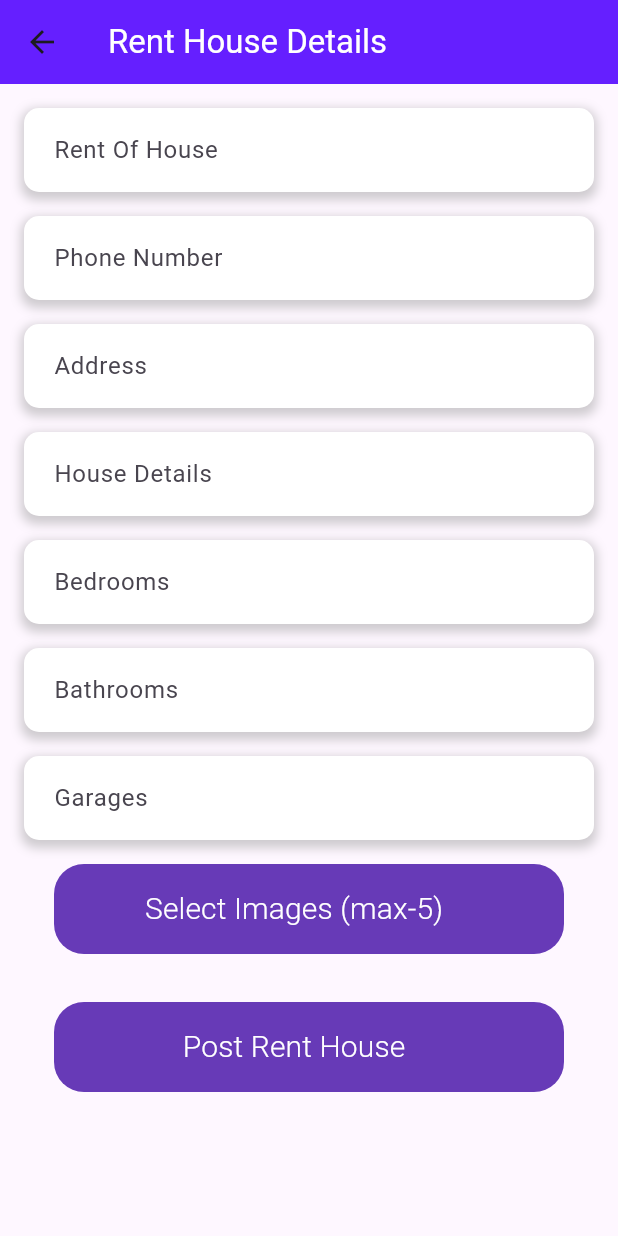
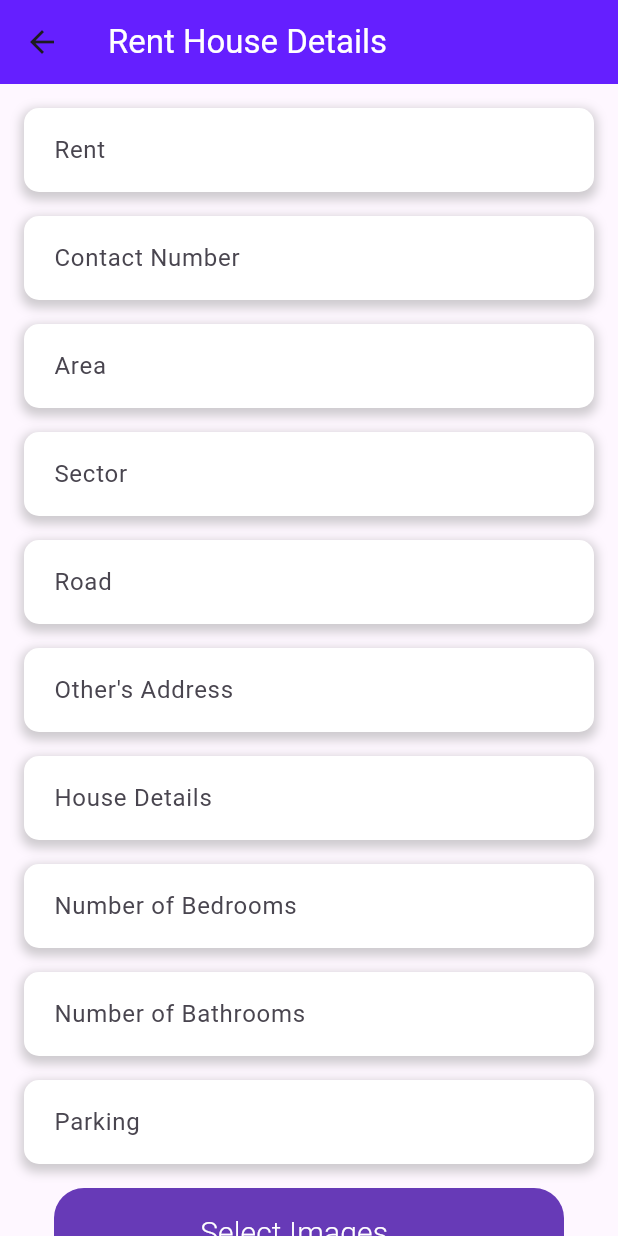
Before and after one commit to sumaiyaonni/Bari_Bodol_flutter_Application, a Flutter app: the PostHouseRent screen opened by its route, on a phone screen of 412 x 824 dp. Run offline on Flutter 3.47's test engine with Material 3 defaults, Android fonts, the light colour scheme and no system bars; our stand-ins replace animated_splash_screen, cached_network_image, cloud_firestore, firebase_auth, firebase_core, firebase_storage and 3 more; accounts and stored records are empty; network calls fail.

Commit message:
Date: 25.03.24

```diff
--- a/lib/custom/custom_buttons.dart
+++ b/lib/custom/custom_buttons.dart
@@ -1,5 +1,5 @@
 import 'package:flutter/material.dart';
-import '../constants.dart';
+import '../constants/constants.dart';
 
 class DefaultButton extends StatelessWidget {
   final VoidCallback onPress;
--- a/lib/routes.dart
+++ b/lib/routes.dart
@@ -1,4 +1,5 @@
 import 'package:bari_bodol/screens/House_post/house_post.dart';
+import 'package:bari_bodol/screens/Reset_Screen/reset_password.dart';
 import 'package:bari_bodol/screens/welcome.dart';
 import 'package:flutter/cupertino.dart';
 import 'screens/home/home_screen.dart';
@@ -13,5 +14,6 @@ Map<String, WidgetBuilder> routes = {
   HomeScreen.routeName : (context) =>  const HomeScreen(),
   WelcomeScreen.routeName : (context) =>  const WelcomeScreen(),
   PostHouseRent.routeName : (context) =>  const PostHouseRent(),
+  PasswordResetPage.routeName : (context) =>  const PasswordResetPage(),
 
 };
--- a/lib/screens/House_post/house_post.dart
+++ b/lib/screens/House_post/house_post.dart
@@ -4,7 +4,8 @@ import 'package:image_picker/image_picker.dart';
 import 'package:firebase_storage/firebase_storage.dart';
 import 'package:cloud_firestore/cloud_firestore.dart';
 import 'package:firebase_auth/firebase_auth.dart';
-import '../../constants.dart';
+import 'package:percent_indicator/circular_percent_indicator.dart';
+import '../../constants/constants.dart';
 import '../../custom/custom_buttons.dart';
 
 class PostHouseRent extends StatefulWidget {
@@ -19,16 +20,21 @@ class _PostHouseRentState extends State<PostHouseRent> {
   final GlobalKey<FormState> _formKey = GlobalKey<FormState>();
   TextEditingController _priceOfHouse = TextEditingController();
   TextEditingController _phoneNumberController = TextEditingController();
-  TextEditingController _address = TextEditingController();
   TextEditingController _houseDetails = TextEditingController();
   TextEditingController _bedRoomsController = TextEditingController();
   TextEditingController _bathRoomsController = TextEditingController();
   TextEditingController _garagesController = TextEditingController();
+  TextEditingController _areaController = TextEditingController();
+  TextEditingController _sectorController = TextEditingController();
+  TextEditingController _roadController = TextEditingController();
+  TextEditingController _othersController = TextEditingController();
 
   List<File> _images = [];
   final picker = ImagePicker();
 
   bool _isUploading = false;
+  double _uploadProgress = 0.0;
+
 
   Future<void> _getImage() async {
     final pickedFiles = await picker.pickMultiImage(
@@ -36,14 +42,9 @@ class _PostHouseRentState extends State<PostHouseRent> {
       maxHeight: 600,
       imageQuality: 85,
     );
-
-    if (_images.length + pickedFiles.length <= 6) {
       setState(() {
         _images.addAll(pickedFiles.map((file) => File(file.path)));
       });
-    } else {
-      print("You can't select more than 6 images.");
-    }
     }
 
   Future<void> _uploadAllData() async {
@@ -58,13 +59,18 @@ class _PostHouseRentState extends State<PostHouseRent> {
         if (firebaseUser != null) {
           String price = _priceOfHouse.text;
           String number = _phoneNumberController.text;
-          String address = _address.text;
+          String area = _areaController.text;
+          String sector = _sectorController.text;
+          String road = _roadController.text;
+          String others = _othersController.text;
+          String address = '$area, Sector: $sector, Road: $road, Others: $others';
           String description = _houseDetails.text;
           String bedRooms = _bedRoomsController.text;
           String bathRooms = _bathRoomsController.text;
           String garages = _garagesController.text;
 
           List<String> imageUrl = [];
+          double totalProgress = 0.0;
 
           for (var imageFile in _images) {
             Reference ref = FirebaseStorage.instance.ref().child(
@@ -74,6 +80,11 @@ class _PostHouseRentState extends State<PostHouseRent> {
             TaskSnapshot snapshot = await uploadTask;
             String imageURL = await snapshot.ref.getDownloadURL();
             imageUrl.add(imageURL);
+
+            totalProgress += 1 / _images.length;
+            setState(() {
+              _uploadProgress = totalProgress;
+            });
           }
 
           await FirebaseFirestore.instance.collection("RentPost").add({
@@ -161,9 +172,12 @@ class _PostHouseRentState extends State<PostHouseRent> {
     } finally {
       setState(() {
         _isUploading = false;
+        _uploadProgress = 0.0;
       });
     }
   }
+
+
 
   @override
   Widget build(BuildContext context) {
@@ -174,7 +188,13 @@ class _PostHouseRentState extends State<PostHouseRent> {
       ),
       body: _isUploading
           ? Center(
-        child: CircularProgressIndicator(),
+        child: CircularPercentIndicator(
+          radius: 80.0,
+          lineWidth: 16.0,
+          percent: _uploadProgress,
+          center: Text('${(_uploadProgress * 100).toStringAsFixed(0)}%'),
+          progressColor: Colors.blue,
+        ),
       )
           : SingleChildScrollView(
         padding: EdgeInsets.all(16.0),
@@ -183,24 +203,30 @@ class _PostHouseRentState extends State<PostHouseRent> {
           child: Column(
             crossAxisAlignment: CrossAxisAlignment.stretch,
             children: [
-              _buildInputField(_priceOfHouse, 'Rent Of House'),
+              _buildInputField(_priceOfHouse, 'Rent'),
               SizedBox(height: 16.0),
-              _buildInputField(_phoneNumberController, 'Phone Number'),
+              _buildInputField(_phoneNumberController, 'Contact Number'),
               SizedBox(height: 16.0),
-              _buildInputField(_address, 'Address'),
+              _buildInputField(_areaController, 'Area'),
+              SizedBox(height: 16.0),
+              _buildInputField(_sectorController, 'Sector'),
+              SizedBox(height: 16.0),
+              _buildInputField(_roadController, 'Road'),
+              SizedBox(height: 16.0),
+              _buildInputField(_othersController, "Other's Address"),
               SizedBox(height: 16.0),
               _buildInputField(_houseDetails, 'House Details'),
               SizedBox(height: 16.0),
-              _buildInputField(_bedRoomsController, 'Bedrooms',
+              _buildInputField(_bedRoomsController, 'Number of Bedrooms',
                   keyboardType: TextInputType.number),
               SizedBox(height: 16.0),
-              _buildInputField(_bathRoomsController, 'Bathrooms',
+              _buildInputField(_bathRoomsController, 'Number of Bathrooms',
                   keyboardType: TextInputType.number),
               SizedBox(height: 16.0),
-              _buildInputField(_garagesController, 'Garages',
+              _buildInputField(_garagesController, 'Parking',
                   keyboardType: TextInputType.number),
               SizedBox(height: 16.0),
-              DefaultButton(onPress: _getImage, title: 'Select Images (max-5)'),
+              DefaultButton(onPress: _getImage, title: 'Select Images'),
               SizedBox(height: 16.0),
               _images.isEmpty
                   ? Container()
@@ -217,8 +243,8 @@ class _PostHouseRentState extends State<PostHouseRent> {
                   );
                 }).toList(),
               ),
-              SizedBox(height: 16.0),
-              DefaultButton(onPress: _uploadAllData, title: 'Post Rent House'),
+              const SizedBox(height: 16.0),
+              DefaultButton(onPress: _uploadAllData, title: 'POST'),
             ],
           ),
         ),
--- a/lib/profile.dart
+++ b/lib/screens/Profile/profile.dart
@@ -1,10 +1,10 @@
-import 'package:bari_bodol/constants.dart';
+import 'package:bari_bodol/constants/constants.dart';
 import 'package:bari_bodol/screens/House_post/house_post.dart';
 import 'package:bari_bodol/screens/Profile/profile_image.dart';
 import 'package:bari_bodol/screens/login_screen/login_page.dart';
 import 'package:firebase_auth/firebase_auth.dart';
 import 'package:flutter/material.dart';
-import 'firebase_auth/fetch_data/fetch_data.dart';
+import '../../firebase_auth/fetch_data/fetch_data.dart';
 
 class ProfileView extends StatefulWidget {
   const ProfileView({super.key});
--- a/lib/screens/Profile/profile_image.dart
+++ b/lib/screens/Profile/profile_image.dart
@@ -5,7 +5,7 @@ import 'package:image_picker/image_picker.dart';
 import 'package:firebase_storage/firebase_storage.dart';
 import 'package:firebase_auth/firebase_auth.dart';
 import 'package:cloud_firestore/cloud_firestore.dart';
-import '../../constants.dart';
+import '../../constants/constants.dart';
 
 class ProfileImagePicker extends StatefulWidget {
   const ProfileImagePicker({
--- a/lib/screens/details/components/house_details.dart
+++ b/lib/screens/details/components/house_details.dart
@@ -6,7 +6,7 @@ import 'package:flutter/painting.dart';
 import 'package:get/get_core/src/get_main.dart';
 import 'package:get/route_manager.dart';
 
-import '../../../constants.dart';
+import '../../../constants/constants.dart';
 
 class HouseDetails extends StatefulWidget {
   final House house;
--- a/lib/screens/home/components/custom_app_bar.dart
+++ b/lib/screens/home/components/custom_app_bar.dart
@@ -1,7 +1,7 @@
 import 'package:bari_bodol/constants/colors..dart';
 import 'package:bari_bodol/constants/styles.dart';
 import 'package:bari_bodol/firebase_auth/fetch_data/fetch_data.dart';
-import 'package:bari_bodol/profile.dart';
+import 'package:bari_bodol/screens/Profile/profile.dart';
 import 'package:bari_bodol/screens/signup_screen/signup_screen.dart';
 import 'package:flutter/material.dart';
 
--- a/lib/screens/signup_screen/signup_screen.dart
+++ b/lib/screens/signup_screen/signup_screen.dart
@@ -1,4 +1,4 @@
-import 'package:bari_bodol/constants.dart';
+import 'package:bari_bodol/constants/constants.dart';
 import 'package:bari_bodol/custom/custom_buttons.dart';
 import 'package:bari_bodol/firebase_auth/firebase_auth_service.dart';
 import 'package:bari_bodol/firebase_auth/upload_data/upload_data.dart';
--- a/pubspec.yaml
+++ b/pubspec.yaml
@@ -46,6 +46,7 @@ dependencies:
   another_carousel_pro: ^1.0.2
   animated_splash_screen: ^1.3.0
   cached_network_image: ^3.3.1
+  percent_indicator: ^4.2.3
 
 dev_dependencies:
   flutter_test:
```
Also changed, not shown: lib/firebase_auth/firebase_auth_service.dart (+3 -5 lines), lib/screens/Reset_Screen/reset_password.dart (added, +100 -0 lines), lib/screens/home/Test_Screen/test_Home_Screen.dart (+10 -3 lines), lib/screens/home/components/houses.dart (+41 -3 lines), lib/screens/home/components/search_field.dart (+6 -2 lines), lib/screens/home/home_screen.dart (+9 -5 lines), lib/screens/login_screen/login_page.dart (+13 -4 lines), lib/constants/constants.dart (renamed from lib/constants.dart), pubspec.lock, 6 other files.
